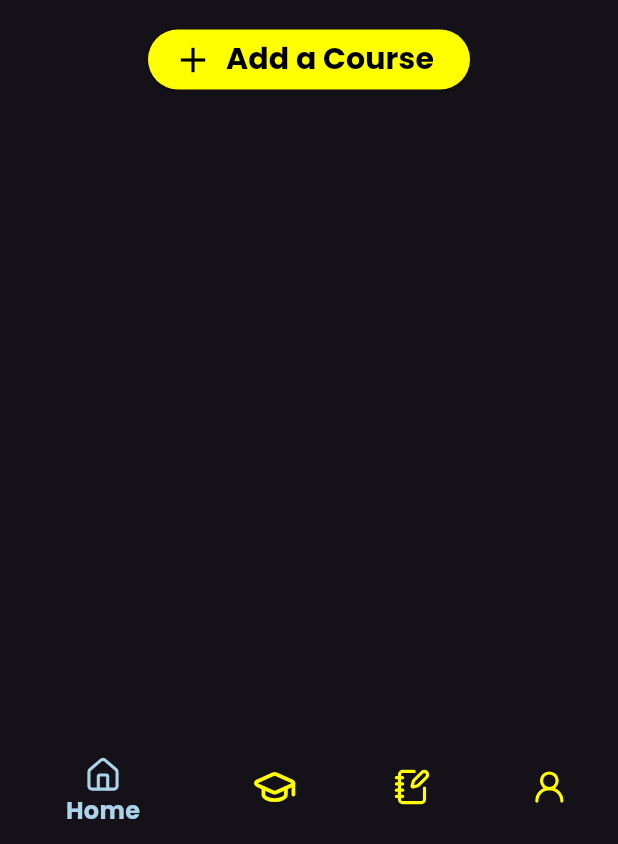
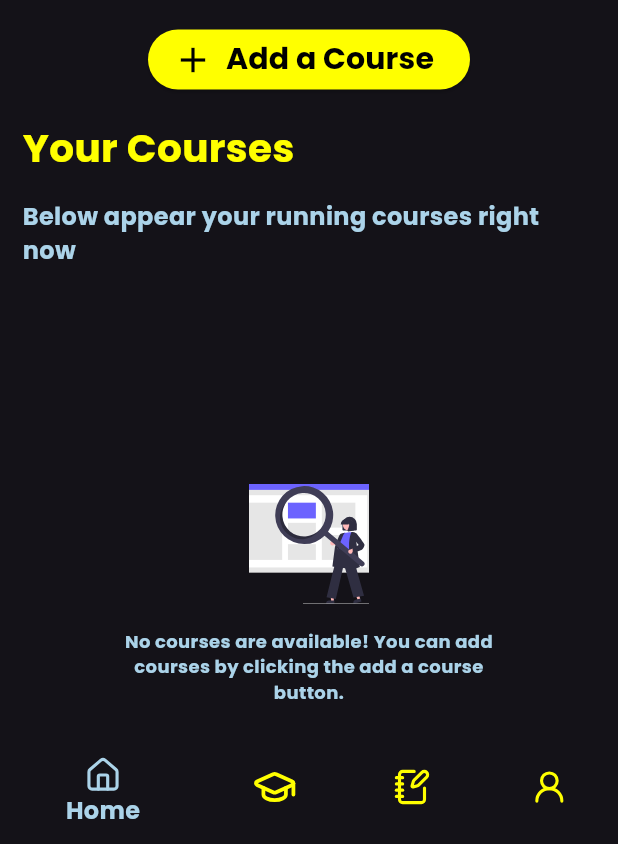
Before and after one commit to PAIshanMadusha/learn-planner-app, a Flutter app: the screen it shows after launch, on a phone screen of 412 x 824 dp, the part 392-1236 px from its top. Run offline on Flutter 3.47's test engine with Material 3 defaults, Android fonts, the phone set to English and light mode, and no system bars; our stand-ins replace cloud_firestore, firebase_core, flutter_svg, go_router, google_fonts, lottie; accounts and stored records are empty.

Commit message:
HomePage Design with Courses Stream

```diff
--- a/lib/pages/add_new_course.dart
+++ b/lib/pages/add_new_course.dart
@@ -55,7 +55,6 @@ class AddNewCourse extends StatelessWidget {
       }
     }
   }
-
   @override
   Widget build(BuildContext context) {
     return Scaffold(
--- a/lib/pages/main_pages/home_page.dart
+++ b/lib/pages/main_pages/home_page.dart
@@ -1,5 +1,7 @@
 import 'package:flutter/material.dart';
+import 'package:flutter_svg/flutter_svg.dart';
 import 'package:go_router/go_router.dart';
+import 'package:learn_planner/services/course_service.dart';
 import 'package:learn_planner/utils/app_colors.dart';
 import 'package:learn_planner/utils/app_constance.dart';
 import 'package:learn_planner/utils/app_text_style.dart';
@@ -16,6 +18,7 @@ class HomePage extends StatelessWidget {
           child: Padding(
             padding: const EdgeInsets.all(AppConstance.kPaddingValue),
             child: Column(
+              crossAxisAlignment: CrossAxisAlignment.start,
               children: [
                 Row(
                   mainAxisAlignment: MainAxisAlignment.spaceEvenly,
@@ -41,7 +44,8 @@ class HomePage extends StatelessWidget {
                   textAlign: TextAlign.center,
                 ),
                 SizedBox(height: AppConstance.kSizedBoxValue),
-                ElevatedButton.icon(
+                Center(
+                  child: ElevatedButton.icon(
                     style: ButtonStyle(
                       backgroundColor: WidgetStatePropertyAll(
                         AppColors.kYellowColor,
@@ -56,8 +60,126 @@ class HomePage extends StatelessWidget {
                         color: AppColors.kBlackColor,
                       ),
                     ),
-                  icon: Icon(Icons.add, size: 28
-                  , color: AppColors.kBlackColor),
+                    icon: Icon(
+                      Icons.add,
+                      size: 28,
+                      color: AppColors.kBlackColor,
+                    ),
+                  ),
+                ),
+                SizedBox(height: AppConstance.kSizedBoxValue),
+                Text(
+                  "Your Courses",
+                  style: AppTextStyle.kMainTitleStyle.copyWith(
+                    fontSize: 26,
+                    color: AppColors.kYellowColor,
+                  ),
+                ),
+                SizedBox(height: AppConstance.kSizedBoxValue),
+                Text(
+                  "Below appear your running courses right now",
+                  style: AppTextStyle.kBottemLabelStyle,
+                ),
+                SizedBox(height: AppConstance.kSizedBoxValue),
+                StreamBuilder(
+                  stream: CourseService().courses,
+                  builder: (context, snapshot) {
+                    if (snapshot.connectionState == ConnectionState.waiting) {
+                      return Center(
+                        child: CircularProgressIndicator(
+                          color: AppColors.kYellowColor,
+                        ),
+                      );
+                    } else if (snapshot.hasError) {
+                      return Center(
+                        child: Text(
+                          "Error: ${snapshot.error}",
+                          style: AppTextStyle.kBottemLabelStyle,
+                          textAlign: TextAlign.center,
+                        ),
+                      );
+                    } else if (!snapshot.hasData || snapshot.data!.isEmpty) {
+                      return Center(
+                        child: Column(
+                          children: [
+                            SizedBox(height: AppConstance.kSizedBoxValue * 8),
+                            SvgPicture.asset(
+                              "assets/emptydatapic.svg",
+                              width: 80,
+                              height: 80,
+                              fit: BoxFit.cover,
+                            ),
+                            SizedBox(height: AppConstance.kSizedBoxValue),
+                            SizedBox(
+                              width: 280,
+                              child: Text(
+                                "No courses are available! You can add courses by clicking the add a course button.",
+                                style: AppTextStyle.kLabelTextStyle.copyWith(
+                                  fontSize: 12,
+                                ),
+                                textAlign: TextAlign.center,
+                              ),
+                            ),
+                          ],
+                        ),
+                      );
+                    } else {
+                      final courses = snapshot.data!;
+                      return ListView.builder(
+                        shrinkWrap: true,
+                        physics: NeverScrollableScrollPhysics(),
+                        itemCount: courses.length,
+                        itemBuilder: (context, index) {
+                          final course = courses[index];
+                          return Container(
+                            margin: EdgeInsets.only(
+                              bottom: AppConstance.kPaddingValue,
+                            ),
+                            decoration: BoxDecoration(
+                              borderRadius: BorderRadius.circular(
+                                AppConstance.kRoundCornerValue,
+                              ),
+                              gradient: AppColors.kCourseCardColor,
+                              boxShadow: [
+                                BoxShadow(
+                                  color: AppColors.kCourseCardColor1,
+                                  spreadRadius: 2,
+                                  blurRadius: 2,
+                                ),
+                              ],
+                            ),
+                            child: ListTile(
+                              leading: Icon(
+                                Icons.school,
+                                size: 40,
+                                color: AppColors.kYellowColor,
+                              ),
+                              title: Text(
+                                course.name,
+                                style: AppTextStyle.kNormalTextStyle.copyWith(
+                                  color: AppColors.kBlackColor,
+                                ),
+                              ),
+                              subtitle: Column(
+                                crossAxisAlignment: CrossAxisAlignment.start,
+                                children: [
+                                  Text(
+                                    course.duration,
+                                    style: AppTextStyle.kBottemLabelStyle
+                                        .copyWith(fontSize: 20),
+                                  ),
+                                  Text(
+                                    course.description,
+                                    style: AppTextStyle.kLabelTextStyle,
+                                  ),
+                                ],
+                              ),
+                            ),
+                          );
+                        },
+                      );
+                    }
+                  },
                 ),
               ],
             ),
--- a/lib/utils/app_colors.dart
+++ b/lib/utils/app_colors.dart
@@ -6,4 +6,13 @@ class AppColors {
   static const Color kBlackColor = Colors.black;
   static const Color kWhiteColor = Colors.white;
   static const Color kRedAccentColor = Colors.redAccent;
+
+  static const Color kCourseCardColor1 = Color.fromARGB(255, 216, 255, 250);
+  static const Color kCourseCardColor2 = Color.fromARGB(255, 253, 255, 126);
+
+  static const Gradient kCourseCardColor = LinearGradient(
+    colors: [kCourseCardColor1, kCourseCardColor2],
+    begin: Alignment.centerLeft,
+    end: Alignment.centerRight,
+  );
 }
--- a/lib/utils/app_constance.dart
+++ b/lib/utils/app_constance.dart
@@ -1,5 +1,5 @@
 class AppConstance {
   static const double kPaddingValue = 15;
   static const double kSizedBoxValue = 16;
-  static const double kRoundCornerValue = 15;
+  static const double kRoundCornerValue = 16;
 }
```
Also changed, not shown: lib/services/course_service.dart (+19 -4 lines), assets/emptydatapic.svg (added). Lines whose indentation alone changed are shown as unchanged.
